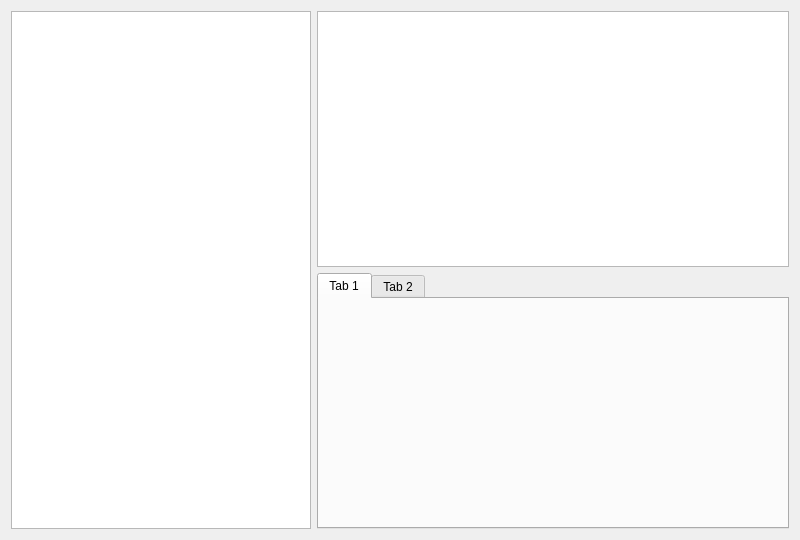
Above: View/forms/exploring_widget.ui from mathbarc/panda-eye before the change. Below: the same form after it.
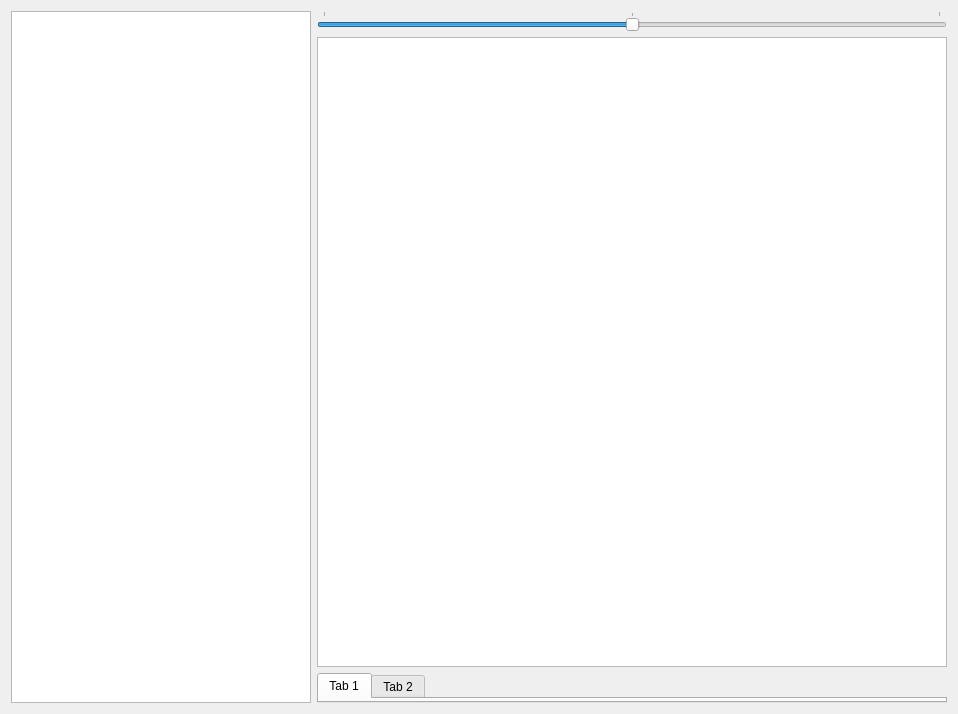
That is the form after the change.

Commit message: Image list, thumbnail resizing

The edit to the form file:
```diff
--- a/View/forms/exploring_widget.ui
+++ b/View/forms/exploring_widget.ui
@@ -60,7 +60,87 @@
    <item>
     <layout class="QVBoxLayout" name="verticalLayout">
      <item>
-      <widget class="QListView" name="listView"/>
+      <widget class="QSlider" name="horizontalSlider">
+       <property name="minimum">
+        <number>100</number>
+       </property>
+       <property name="maximum">
+        <number>300</number>
+       </property>
+       <property name="singleStep">
+        <number>100</number>
+       </property>
+       <property name="pageStep">
+        <number>100</number>
+       </property>
+       <property name="value">
+        <number>200</number>
+       </property>
+       <property name="tracking">
+        <bool>false</bool>
+       </property>
+       <property name="orientation">
+        <enum>Qt::Horizontal</enum>
+       </property>
+       <property name="tickPosition">
+        <enum>QSlider::TicksAbove</enum>
+       </property>
+       <property name="tickInterval">
+        <number>100</number>
+       </property>
+      </widget>
+     </item>
+     <item>
+      <widget class="QListView" name="listView">
+       <property name="minimumSize">
+        <size>
+         <width>630</width>
+         <height>630</height>
+        </size>
+       </property>
+       <property name="autoFillBackground">
+        <bool>true</bool>
+       </property>
+       <property name="tabKeyNavigation">
+        <bool>true</bool>
+       </property>
+       <property name="selectionMode">
+        <enum>QAbstractItemView::SingleSelection</enum>
+       </property>
+       <property name="textElideMode">
+        <enum>Qt::ElideNone</enum>
+       </property>
+       <property name="movement">
+        <enum>QListView::Static</enum>
+       </property>
+       <property name="flow">
+        <enum>QListView::LeftToRight</enum>
+       </property>
+       <property name="isWrapping" stdset="0">
+        <bool>true</bool>
+       </property>
+       <property name="resizeMode">
+        <enum>QListView::Adjust</enum>
+       </property>
+       <property name="layoutMode">
+        <enum>QListView::Batched</enum>
+       </property>
+       <property name="viewMode">
+        <enum>QListView::ListMode</enum>
+       </property>
+       <property name="uniformItemSizes">
+        <bool>true</bool>
+       </property>
+       <property name="batchSize">
+        <number>100</number>
+       </property>
+       <property name="wordWrap">
+        <bool>false</bool>
+       </property>
+       <property name="itemAlignment">
+        <set>Qt::AlignAbsolute|Qt::AlignBaseline|Qt::AlignBottom|Qt::AlignCenter|Qt::AlignHCenter|Qt::AlignHorizontal_Mask|Qt::AlignJustify|Qt::AlignLeading|Qt::AlignLeft|Qt::AlignRight|Qt::AlignTop|Qt::AlignTrailing|Qt::AlignVCenter|Qt::AlignVertical_Mask</set>
+       </property>
+      </widget>
      </item>
      <item>
       <widget class="QTabWidget" name="tabWidget">
```
The commit also changes 12 other files.
